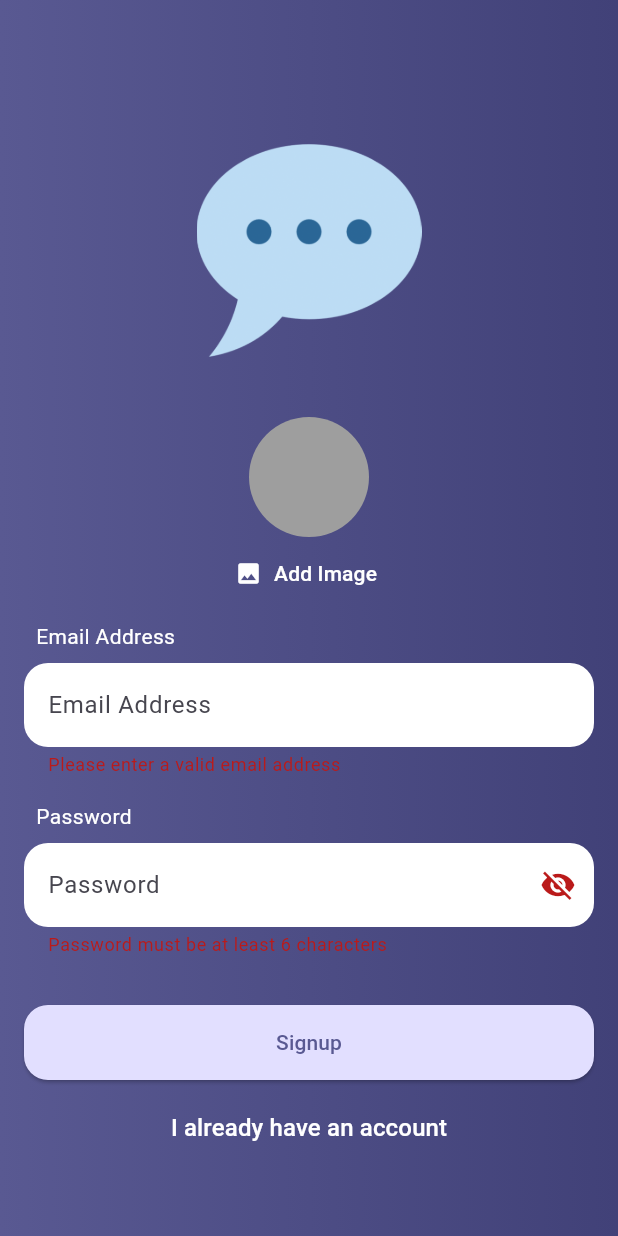
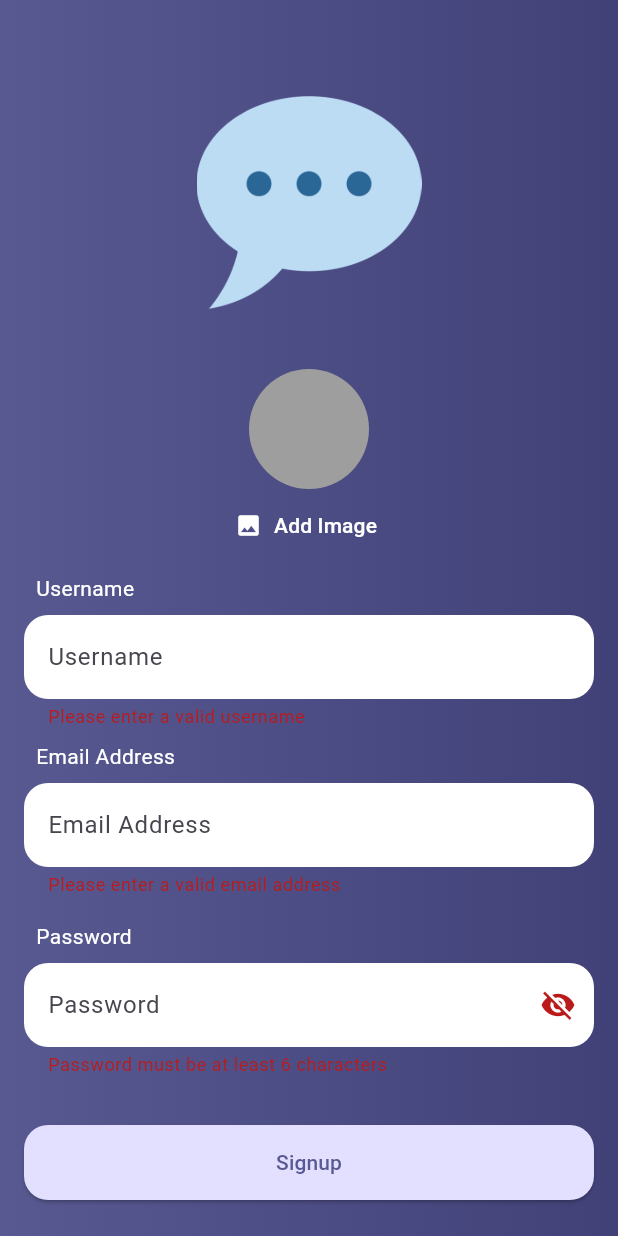
Before and after one commit to NavidZamanKhan/Echo, a Flutter app: the screen it shows after launch, after a tap on "Login", after a tap on "Create an account", after a tap on "Signup", on a phone screen of 412 x 824 dp. Run offline on Flutter 3.47's test engine with Material 3 defaults, Android fonts, the phone set to English and light mode, and no system bars; our stand-ins replace cloud_firestore, firebase_auth, firebase_core, firebase_storage, image_picker; accounts and stored records are empty; generated files the repository leaves out were written again.

Commit message:
feat: add initial setup for echo chat application

```diff
--- a/lib/screens/auth.dart
+++ b/lib/screens/auth.dart
@@ -22,6 +22,7 @@ class _AuthScreenState extends State<AuthScreen> {
   final _form = GlobalKey<FormState>();
   var _enteredEmail = "";
   var _enteredPassword = "";
+  var _enteredUsername = "";
   bool _obscurePassword = true;
   bool _isLogin = true;
   File? _pickedImage;
@@ -130,7 +131,7 @@ class _AuthScreenState extends State<AuthScreen> {
             .collection("users")
             .doc(userCredentials.user!.uid)
             .set({
-              'username': 'to be done...',
+              'username': _enteredUsername,
               'email': _enteredEmail,
               'image_url': imageUrl,
             });
@@ -233,6 +234,44 @@ class _AuthScreenState extends State<AuthScreen> {
                                     onPickedImage: (pickedImage) =>
                                         _pickedImage = pickedImage,
                                   ),
+                                ),
+                              if (!_isLogin)
+                                Padding(
+                                  padding: const EdgeInsets.all(8),
+                                  child: Text(
+                                    "Username",
+                                    style: TextStyle(
+                                      color: Theme.of(
+                                        context,
+                                      ).colorScheme.onPrimary,
+                                    ),
+                                  ),
+                                ),
+                              if (!_isLogin)
+                                TextFormField(
+                                  decoration: InputDecoration(
+                                    filled: true,
+                                    fillColor: Colors.white,
+                                    border: OutlineInputBorder(
+                                      borderRadius: BorderRadius.circular(16),
+                                      borderSide: BorderSide.none,
+                                    ),
+                                    hintText: "Username",
+                                  ),
+                                  keyboardType: TextInputType.name,
+                                  autocorrect: false,
+                                  textCapitalization: TextCapitalization.none,
+                                  textInputAction: TextInputAction.next,
+                                  validator: (value) {
+                                    if (value == null ||
+                                        value.trim().isEmpty ||
+                                        value.trim().length < 2) {
+                                      return "Please enter a valid username";
+                                    }
+                                    return null;
+                                  },
+                                  onSaved: (newValue) =>
+                                      _enteredUsername = newValue!,
                                 ),
                               Padding(
                                 padding: const EdgeInsets.all(8),
```
